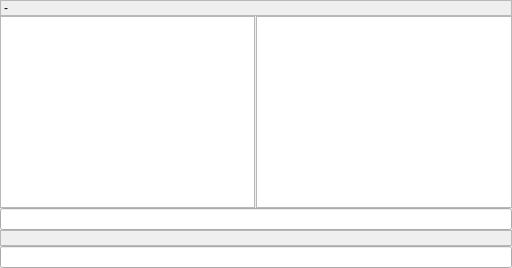
Qt form examples/desktop/src/gui/messageview.ui (communi/communi-desktop) before a commit.
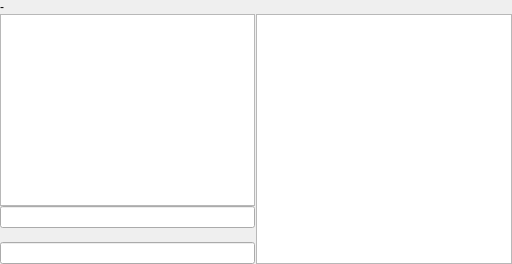
The same form after that commit. Custom widgets are drawn as their Qt base class.

Commit message: desktop ex: relayout message view based on user feedback

```diff
--- a/examples/desktop/src/gui/messageview.ui
+++ b/examples/desktop/src/gui/messageview.ui
@@ -2,7 +2,7 @@
 <ui version="4.0">
  <class>MessageView</class>
  <widget class="QWidget" name="MessageView">
-  <layout class="QVBoxLayout" name="verticalLayout">
+  <layout class="QVBoxLayout" name="mainLayout">
    <property name="spacing">
     <number>0</number>
    </property>
@@ -17,15 +17,6 @@
        <verstretch>0</verstretch>
       </sizepolicy>
      </property>
-     <property name="autoFillBackground">
-      <bool>true</bool>
-     </property>
-     <property name="frameShape">
-      <enum>QFrame::StyledPanel</enum>
-     </property>
-     <property name="frameShadow">
-      <enum>QFrame::Raised</enum>
-     </property>
      <property name="text">
       <string>-</string>
      </property>
@@ -57,13 +48,22 @@
      <property name="handleWidth">
       <number>1</number>
      </property>
-     <widget class="TextBrowser" name="textBrowser">
+     <widget class="QWidget" name="container" native="true">
       <property name="sizePolicy">
        <sizepolicy hsizetype="Expanding" vsizetype="Expanding">
         <horstretch>1</horstretch>
-        <verstretch>0</verstretch>
+        <verstretch>1</verstretch>
        </sizepolicy>
       </property>
+      <layout class="QVBoxLayout" name="verticalLayout">
+       <property name="spacing">
+        <number>0</number>
+       </property>
+       <property name="margin">
+        <number>0</number>
+       </property>
+       <item>
+        <widget class="TextBrowser" name="textBrowser">
       <property name="tabChangesFocus">
        <bool>true</bool>
       </property>
@@ -77,21 +77,6 @@
        <bool>true</bool>
       </property>
      </widget>
-     <widget class="UserListView" name="listView">
-      <property name="sizePolicy">
-       <sizepolicy hsizetype="Expanding" vsizetype="Expanding">
-        <horstretch>0</horstretch>
-        <verstretch>0</verstretch>
-       </sizepolicy>
-      </property>
-      <property name="focusPolicy">
-       <enum>Qt::NoFocus</enum>
-      </property>
-      <property name="uniformItemSizes">
-       <bool>true</bool>
-      </property>
-     </widget>
-    </widget>
    </item>
    <item>
     <widget class="SearchEditor" name="searchEditor"/>
@@ -104,19 +89,22 @@
        <verstretch>0</verstretch>
       </sizepolicy>
      </property>
-     <property name="autoFillBackground">
-      <bool>true</bool>
-     </property>
-     <property name="frameShape">
-      <enum>QFrame::StyledPanel</enum>
-     </property>
-     <property name="frameShadow">
-      <enum>QFrame::Raised</enum>
-     </property>
     </widget>
    </item>
    <item>
     <widget class="LineEditor" name="lineEditor"/>
+       </item>
+      </layout>
+     </widget>
+     <widget class="UserListView" name="listView">
+      <property name="focusPolicy">
+       <enum>Qt::NoFocus</enum>
+      </property>
+      <property name="uniformItemSizes">
+       <bool>true</bool>
+      </property>
+     </widget>
+    </widget>
    </item>
   </layout>
  </widget>
```
Lines whose indentation alone changed are shown as unchanged. The commit also changes 1 other file.
